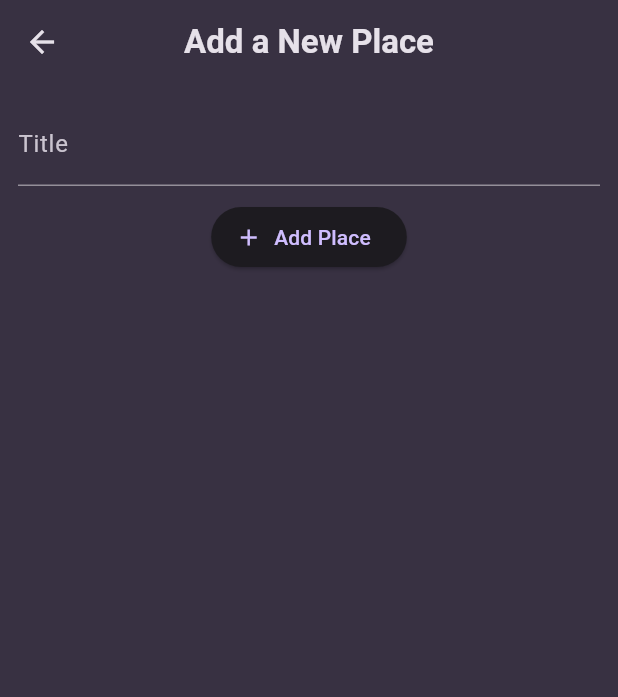
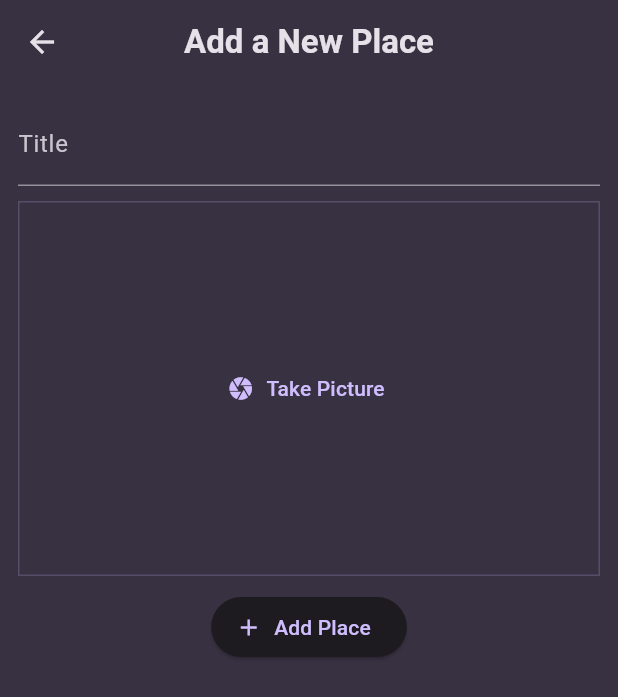
Before and after one commit to beingdutta/favourite-places-GPS, a Flutter app: the AddPlaceScreen screen opened directly, on a phone screen of 412 x 824 dp. Shown: the top 697 px of the screen. Run offline on Flutter 3.47's test engine with Material 3 defaults, Android fonts, the phone set to English and light mode, and no system bars; our stand-ins replace flutter_riverpod, google_fonts, image_picker.

Commit message:
added Image picker

```diff
--- a/lib/screens/add_place_screen.dart
+++ b/lib/screens/add_place_screen.dart
@@ -1,4 +1,5 @@
 import 'package:favourite_places/providers/user_places.dart';
+import 'package:favourite_places/widgets/image_input.dart';
 import 'package:flutter/material.dart';
 import 'package:flutter_riverpod/flutter_riverpod.dart';
 
@@ -41,6 +42,8 @@ class _AddPlaceScreenState extends ConsumerState<AddPlaceScreen> {
         padding: const EdgeInsets.all(12),
         child: Column(
           children: [
+
+            // Place name field
             TextField(
               decoration: const InputDecoration(labelText: 'Title'),
               controller: titleTextEditingController,
@@ -50,6 +53,13 @@ class _AddPlaceScreenState extends ConsumerState<AddPlaceScreen> {
             // Vertical Spacing
             SizedBox(height: 10),
 
+            // Image Input Btn.
+            ImageInput(),
+
+            // Vertical Spacing
+            SizedBox(height: 10),
+
+            // Add Btn.
             ElevatedButton.icon(
               onPressed: _savePlace,
               label: const Text('Add Place'),
--- /dev/null
+++ b/lib/widgets/image_input.dart
@@ -0,0 +1,64 @@
+import 'package:flutter/material.dart';
+import 'package:image_picker/image_picker.dart';
+import 'dart:io';
+
+class ImageInput extends StatefulWidget {
+  const ImageInput({super.key});
+
+  @override
+  State<ImageInput> createState() => _ImageInputState();
+}
+
+class _ImageInputState extends State<ImageInput> {
+
+  // Class variable
+  File? _selectedImage;
+
+  // Class Method
+  void _takePicture() async{
+    final imagePicker = ImagePicker();
+    final pickedImage = await imagePicker.pickImage(
+      source: ImageSource.camera,
+      maxWidth: 600,
+    );
+
+    // If the user just opens camera and doesn't click.
+    if (pickedImage == null){
+      return;
+    }
+
+    // Else case
+    _selectedImage = File(pickedImage.path);
+  }
+
+  @override
+  Widget build(BuildContext context) {
+
+    // Method Var.
+    Widget containerContent = TextButton.icon(
+      onPressed: _takePicture,
+      label: const Text('Take Picture'),
+      icon: Icon(Icons.camera)
+    );
+
+    // If there is an Image dont show the Text Btn.
+    if (_selectedImage != null){
+      containerContent = Image.file(
+        _selectedImage!,
+        fit: BoxFit.cover,
+      );
+    }
+    return Container(
+      decoration: BoxDecoration(
+        border: Border.all(
+          width: 1,
+          color: Theme.of(context).colorScheme.primary.withValues(alpha: 0.2)
+        ),
+      ),
+      height: 250,
+      width: double.infinity,
+      alignment: Alignment.center,
+      child: containerContent
+    );
+  }
+}
--- a/pubspec.yaml
+++ b/pubspec.yaml
@@ -37,6 +37,7 @@ dependencies:
   google_fonts: ^6.2.1
   uuid: ^4.5.1
   flutter_riverpod: ^2.6.1
+  image_picker: ^1.1.2
 
 dev_dependencies:
   flutter_test:
```
Also changed, not shown: pubspec.lock, 5 other files.
